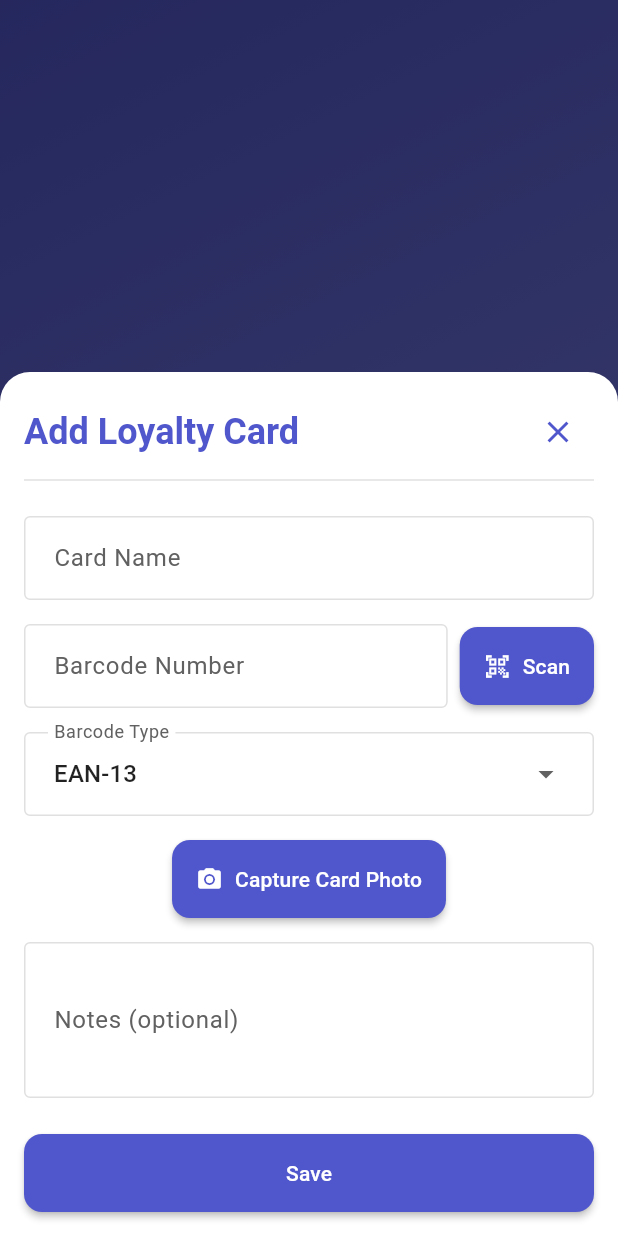
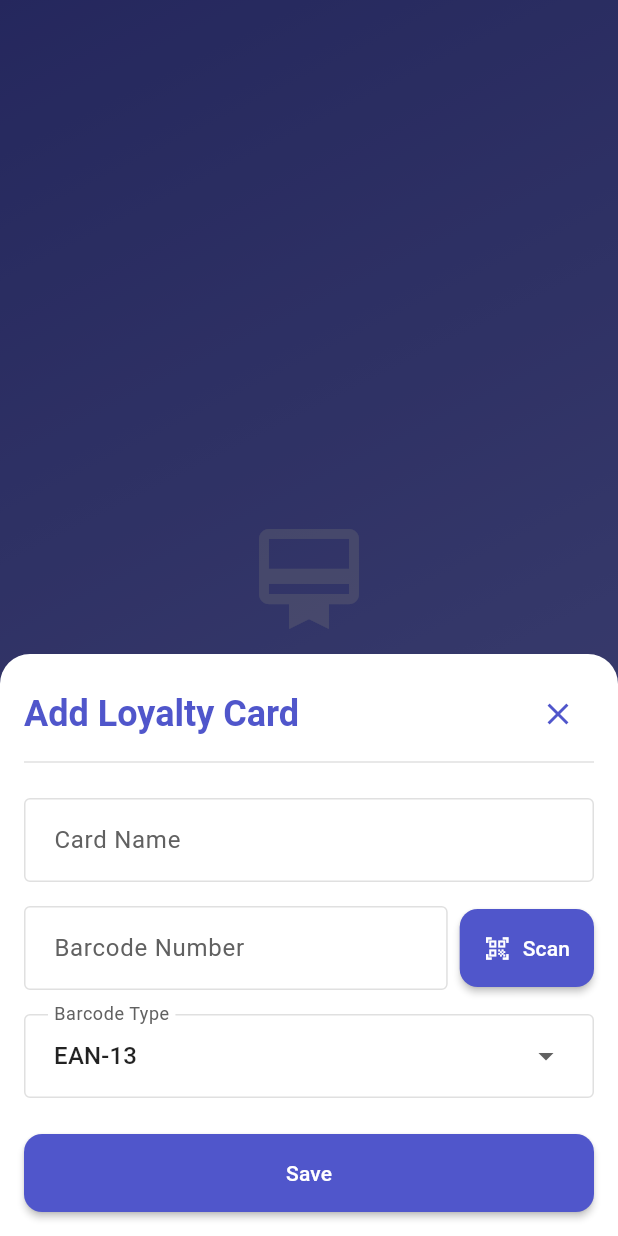
Before and after one commit to kkelis/todolio, a Flutter app: the LoyaltyCardsScreen screen opened directly, after a tap on the "add" icon, on a phone screen of 412 x 824 dp. Run offline on Flutter 3.47's test engine with Material 3 defaults, Android fonts, the phone set to English and light mode, and no system bars; our stand-ins replace barcode_widget, file_picker, flutter_local_notifications, flutter_riverpod, hive_flutter, image_picker and 3 more; missing offline and left inert: mobile_scanner; accounts and stored records are empty.

Commit message:
Remove card photo capture and notes from loyalty card dialog
- Removed 'Capture Card Photo' button and related image capture functionality
- Removed notes text field from add/edit loyalty card dialog
- Removed notes display from barcode display modal
- Cleaned up unused imports (dart:io, image_picker, local_image_service)
- Removed unused _imageService field
- Simplified loyalty card creation to only include essential fields: card name, barcode number, and barcode type

```diff
--- a/lib/screens/loyalty_cards_screen.dart
+++ b/lib/screens/loyalty_cards_screen.dart
@@ -1,13 +1,10 @@
-import 'dart:io';
 import 'package:flutter/material.dart';
 import 'package:flutter_riverpod/flutter_riverpod.dart';
-import 'package:image_picker/image_picker.dart';
 import 'package:mobile_scanner/mobile_scanner.dart' as mobile_scanner;
 import '../models/loyalty_card.dart' as loyalty_card;
 import '../models/loyalty_card.dart';
 import '../providers/loyalty_cards_provider.dart';
 import '../providers/settings_provider.dart';
-import '../services/local_image_service.dart';
 import '../widgets/gradient_background.dart';
 import '../utils/undo_deletion_helper.dart';
 import '../widgets/glassmorphic_card.dart';
@@ -24,8 +21,6 @@ class LoyaltyCardsScreen extends ConsumerStatefulWidget {
 }
 
 class _LoyaltyCardsScreenState extends ConsumerState<LoyaltyCardsScreen> {
-  final _imageService = LocalImageService();
-
   @override
   Widget build(BuildContext context) {
     final cardsAsync = ref.watch(loyaltyCardsProvider);
@@ -187,14 +182,6 @@ class _LoyaltyCardsScreenState extends ConsumerState<LoyaltyCardsScreen> {
                 ),
               ),
             ),
-            if (card.notes != null)
-              Padding(
-                padding: const EdgeInsets.all(16),
-                child: Text(
-                  card.notes!,
-                  style: const TextStyle(color: Colors.black87),
-                ),
-              ),
             const SizedBox(height: 16),
           ],
         ),
@@ -205,9 +192,7 @@ class _LoyaltyCardsScreenState extends ConsumerState<LoyaltyCardsScreen> {
   void _showEditDialog(LoyaltyCard? card) async {
     final cardNameController = TextEditingController(text: card?.cardName ?? '');
     final barcodeNumberController = TextEditingController(text: card?.barcodeNumber ?? '');
-    final notesController = TextEditingController(text: card?.notes ?? '');
     loyalty_card.BarcodeType barcodeType = card?.barcodeType ?? loyalty_card.BarcodeType.ean13;
-    String? cardImagePath = card?.cardImagePath;
 
     showModalBottomSheet(
       context: context,
@@ -370,60 +355,6 @@ class _LoyaltyCardsScreenState extends ConsumerState<LoyaltyCardsScreen> {
                             );
                           },
                         ),
-                        const SizedBox(height: 16),
-                        ElevatedButton.icon(
-                          style: ElevatedButton.styleFrom(
-                            padding: const EdgeInsets.symmetric(horizontal: 16, vertical: 16),
-                          ),
-                          onPressed: () async {
-                            final image = await ImagePicker().pickImage(
-                              source: ImageSource.camera,
-                            );
-                            if (image != null) {
-                              final fileName = await _imageService.generateFileName('loyalty_card');
-                              final path = await _imageService.saveImage(
-                                File(image.path),
-                                fileName,
-                              );
-                              setState(() => cardImagePath = path);
-                            }
-                          },
-                          icon: const Icon(Icons.camera_alt),
-                          label: const Text('Capture Card Photo'),
-                        ),
-                        if (cardImagePath != null)
-                          Padding(
-                            padding: const EdgeInsets.only(top: 8),
-                            child: Text(
-                              'Card photo captured',
-                              style: TextStyle(color: Colors.green[700]),
-                            ),
-                          ),
-                        const SizedBox(height: 16),
-                        TextField(
-                          controller: notesController,
-                          style: const TextStyle(color: Colors.black87),
-                          decoration: InputDecoration(
-                            labelText: 'Notes (optional)',
-                            labelStyle: TextStyle(color: Colors.grey.shade700),
-                            border: OutlineInputBorder(
-                              borderSide: BorderSide(color: Colors.grey.shade300),
-                            ),
-                            enabledBorder: OutlineInputBorder(
-                              borderSide: BorderSide(color: Colors.grey.shade300),
-                            ),
-                            focusedBorder: OutlineInputBorder(
-                              borderSide: BorderSide(
-                                color: Theme.of(context).colorScheme.primary,
-                                width: 2,
-                              ),
-                            ),
-                            contentPadding: const EdgeInsets.all(16),
-                            filled: true,
-                            fillColor: Colors.white,
-                          ),
-                          maxLines: 3,
-                        ),
                         const SizedBox(height: 24),
                         SizedBox(
                           width: double.infinity,
@@ -447,8 +378,8 @@ class _LoyaltyCardsScreenState extends ConsumerState<LoyaltyCardsScreen> {
                                 cardName: cardNameController.text,
                                 barcodeNumber: barcodeNumberController.text,
                                 barcodeType: barcodeType,
-                                cardImagePath: cardImagePath,
-                                notes: notesController.text.isEmpty ? null : notesController.text,
+                                cardImagePath: null,
+                                notes: null,
                                 createdAt: card?.createdAt ?? DateTime.now(),
                               );
 
```
